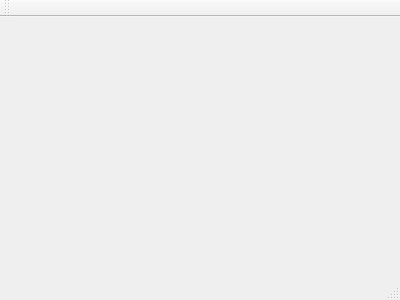
The window that atlas/mainwindow.ui (diegowald/atlas) describes before a commit, drawn with Qt 5.
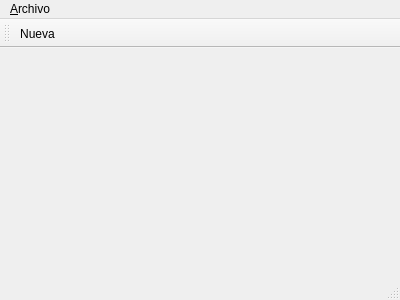
The same window after the commit.

```diff
--- a/atlas/mainwindow.ui
+++ b/atlas/mainwindow.ui
@@ -12,13 +12,47 @@
   <property name="windowTitle" >
    <string>MainWindow</string>
   </property>
-  <widget class="QMenuBar" name="menuBar" />
-  <widget class="QToolBar" name="mainToolBar" />
-  <widget class="QWidget" name="centralWidget" />
-  <widget class="QStatusBar" name="statusBar" />
+  <widget class="QWidget" name="centralWidget"/>
+  <widget class="QMenuBar" name="menuBar">
+   <property name="geometry">
+    <rect>
+     <x>0</x>
+     <y>0</y>
+     <width>400</width>
+     <height>24</height>
+    </rect>
+   </property>
+   <widget class="QMenu" name="menu_Archivo">
+    <property name="title">
+     <string>&amp;Archivo</string>
+    </property>
+    <addaction name="actionNuevaHistoriaClinica"/>
+   </widget>
+   <addaction name="menu_Archivo"/>
+  </widget>
+  <widget class="QToolBar" name="mainToolBar">
+   <attribute name="toolBarArea">
+    <enum>TopToolBarArea</enum>
+   </attribute>
+   <attribute name="toolBarBreak">
+    <bool>false</bool>
+   </attribute>
+   <addaction name="actionNuevaHistoriaClinica"/>
+  </widget>
+  <widget class="QStatusBar" name="statusBar"/>
+  <action name="actionNuevaHistoriaClinica">
+   <property name="text">
+    <string>Nueva</string>
+   </property>
+   <property name="toolTip">
+    <string>Nueva Historia Clinica</string>
+   </property>
+   <property name="shortcut">
+    <string>Ctrl+N</string>
+   </property>
+  </action>
  </widget>
- <layoutDefault spacing="6" margin="11" />
- <pixmapfunction></pixmapfunction>
+ <layoutdefault spacing="6" margin="11"/>
  <resources/>
  <connections/>
 </ui>
```
Left out of the diff: 7 changed lines with no effect on the pictures.
